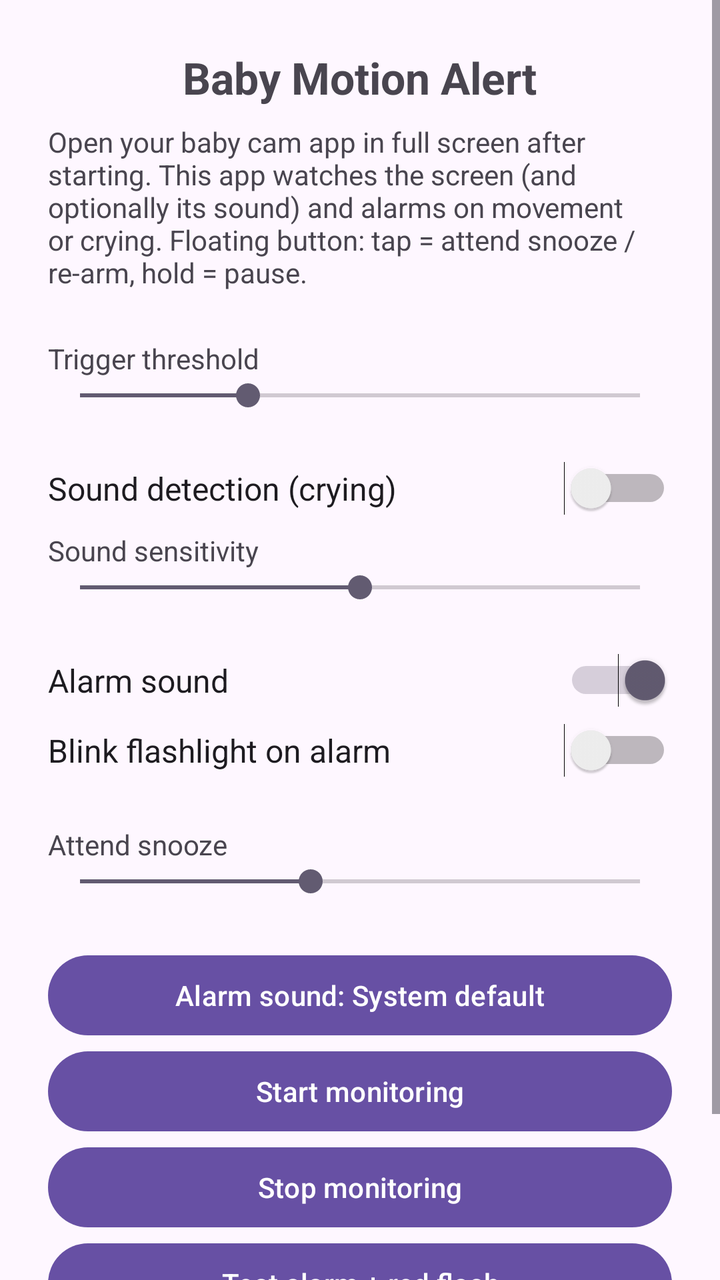
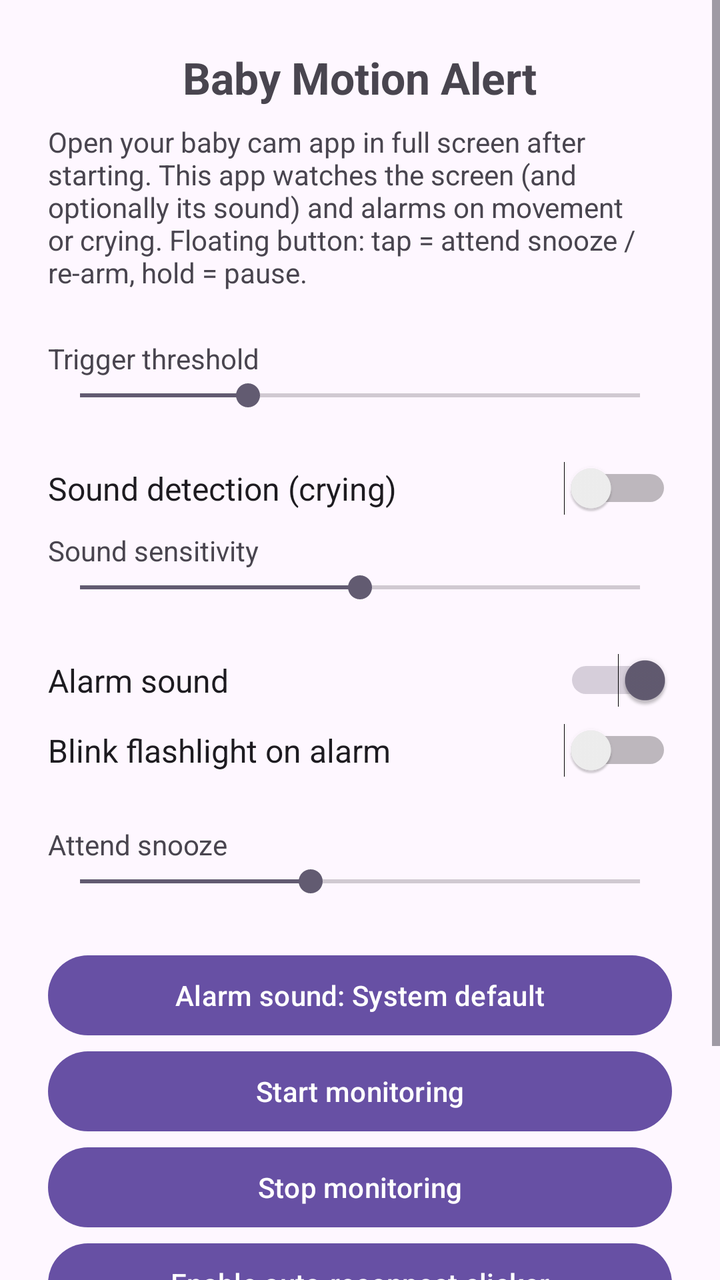

Compare the two renders of this Android layout. The source of the first and the diff that turns it into the second are given below.
<!-- AndroidManifest.xml: application theme Theme.BabyMotionAlert -->
<!-- res/layout/activity_main.xml -->
<?xml version="1.0" encoding="utf-8"?>
<ScrollView xmlns:android="http://schemas.android.com/apk/res/android"
    android:layout_width="match_parent"
    android:layout_height="match_parent">

<LinearLayout
    android:layout_width="match_parent"
    android:layout_height="wrap_content"
    android:orientation="vertical"
    android:padding="24dp"
    android:gravity="center_horizontal">

    <TextView
        android:layout_width="wrap_content"
        android:layout_height="wrap_content"
        android:text="Baby Motion Alert"
        android:textSize="22sp"
        android:textStyle="bold"
        android:layout_marginBottom="8dp" />

    <TextView
        android:layout_width="wrap_content"
        android:layout_height="wrap_content"
        android:text="Open your baby cam app in full screen after starting. This app watches the screen (and optionally its sound) and alarms on movement or crying. Floating button: tap = attend snooze / re-arm, hold = pause."
        android:textSize="14sp"
        android:layout_marginBottom="24dp" />

    <TextView
        android:id="@+id/sensitivityLabel"
        android:layout_width="match_parent"
        android:layout_height="wrap_content"
        android:text="Trigger threshold"
        android:textSize="14sp" />

    <SeekBar
        android:id="@+id/sensitivitySeek"
        android:layout_width="match_parent"
        android:layout_height="wrap_content"
        android:max="100"
        android:progress="30"
        android:layout_marginBottom="24dp" />

    <Switch
        android:id="@+id/soundSwitch"
        android:layout_width="match_parent"
        android:layout_height="wrap_content"
        android:text="Sound detection (crying)"
        android:textSize="16sp"
        android:layout_marginBottom="8dp" />

    <TextView
        android:id="@+id/soundLabel"
        android:layout_width="match_parent"
        android:layout_height="wrap_content"
        android:text="Sound sensitivity"
        android:textSize="14sp" />

    <SeekBar
        android:id="@+id/soundSeek"
        android:layout_width="match_parent"
        android:layout_height="wrap_content"
        android:max="100"
        android:progress="50"
        android:layout_marginBottom="24dp" />

    <Switch
        android:id="@+id/alarmSoundSwitch"
        android:layout_width="match_parent"
        android:layout_height="wrap_content"
        android:text="Alarm sound"
        android:textSize="16sp"
        android:checked="true"
        android:layout_marginBottom="8dp" />

    <Switch
        android:id="@+id/flashlightSwitch"
        android:layout_width="match_parent"
        android:layout_height="wrap_content"
        android:text="Blink flashlight on alarm"
        android:textSize="16sp"
        android:layout_marginBottom="24dp" />

    <TextView
        android:id="@+id/snoozeLabel"
        android:layout_width="match_parent"
        android:layout_height="wrap_content"
        android:text="Attend snooze"
        android:textSize="14sp" />

    <SeekBar
        android:id="@+id/snoozeSeek"
        android:layout_width="match_parent"
        android:layout_height="wrap_content"
        android:max="17"
        android:progress="7"
        android:layout_marginBottom="24dp" />

    <Button
        android:id="@+id/alarmSoundButton"
        android:layout_width="match_parent"
        android:layout_height="wrap_content"
        android:text="Alarm sound: System default" />

    <Button
        android:id="@+id/startButton"
        android:layout_width="match_parent"
        android:layout_height="wrap_content"
        android:text="Start monitoring" />

    <Button
        android:id="@+id/stopButton"
        android:layout_width="match_parent"
        android:layout_height="wrap_content"
        android:text="Stop monitoring" />

    <Button
        android:id="@+id/testButton"
        android:layout_width="match_parent"
        android:layout_height="wrap_content"
        android:text="Test alarm + red flash" />

    <TextView
        android:id="@+id/statusText"
        android:layout_width="wrap_content"
        android:layout_height="wrap_content"
        android:text="Status: stopped"
        android:layout_marginTop="24dp"
        android:textSize="16sp" />
</LinearLayout>
</ScrollView>
<!-- resources referenced by this layout -->
<resources>
  <style name="Theme.BabyMotionAlert" parent="Theme.Material3.DayNight.NoActionBar" />
</resources>

<!-- the commit's change to res/layout/activity_main.xml (unified diff, before → after) -->
@@ -114,6 +114,12 @@
         android:text="Stop monitoring" />
 
     <Button
+        android:id="@+id/accessibilityButton"
+        android:layout_width="match_parent"
+        android:layout_height="wrap_content"
+        android:text="Enable auto-reconnect clicker" />
+
+    <Button
         android:id="@+id/testButton"
         android:layout_width="match_parent"
         android:layout_height="wrap_content"
